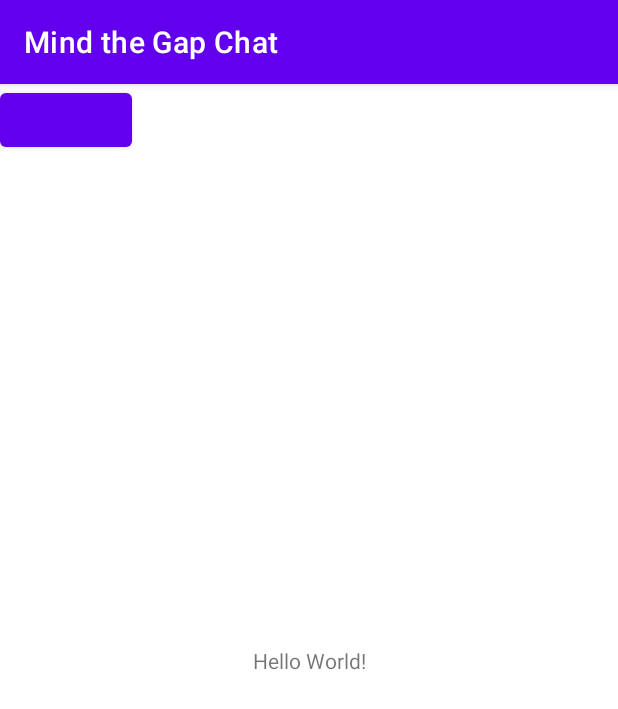
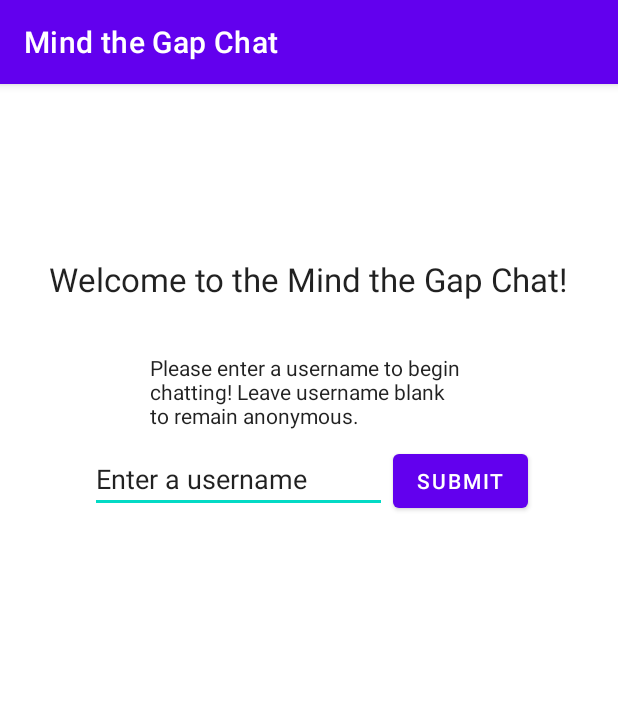
Before and after one commit to Hunter-Chambers/MindtheGapChat, an Android app: the screen it shows after launch (MainActivity), on a phone screen of 412 x 824 dp. Shown: the top 709 px of the screen. Run offline under Robolectric (Android 15) with nearby library versions, the phone set to English and light mode, and no system bars.

Commit message:
+ Username box and Title and Info
Added Username box to go with the submit button as well as a title and general info box.

```diff
--- a/app/src/main/java/com/example/mindthegapchat/MainActivity.java
+++ b/app/src/main/java/com/example/mindthegapchat/MainActivity.java
@@ -20,6 +20,8 @@ public class MainActivity extends AppCompatActivity {
 
     public void tableActivity(View view) {
         Intent intent = new Intent(getApplicationContext(), ChatMessagesActivity.class);
+
+
         startActivity(intent);
     }
 }
--- a/app/src/main/res/layout/activity_main.xml
+++ b/app/src/main/res/layout/activity_main.xml
@@ -6,22 +6,61 @@
     android:layout_height="match_parent"
     tools:context=".MainActivity">
 
-    <TextView
+    <Button
+        android:id="@+id/submitButton"
         android:layout_width="wrap_content"
         android:layout_height="wrap_content"
-        android:text="Hello World!"
+        android:layout_marginStart="4dp"
+        android:layout_marginEnd="60dp"
+        android:onClick="tableActivity"
+        android:text="@string/button_submit"
+        app:layout_constraintBaseline_toBaselineOf="@+id/editTextTextPersonName"
+        app:layout_constraintEnd_toEndOf="parent"
+        app:layout_constraintHorizontal_bias="0.5"
+        app:layout_constraintStart_toEndOf="@+id/editTextTextPersonName"/>
+
+    <EditText
+        android:id="@+id/editTextTextPersonName"
+        android:layout_width="0dp"
+        android:layout_height="wrap_content"
+        android:layout_marginStart="60dp"
+        android:layout_marginTop="20dp"
+        android:layout_marginBottom="492dp"
+        android:ems="10"
+        android:inputType="textPersonName"
+        android:text="@string/username_entry"
         app:layout_constraintBottom_toBottomOf="parent"
-        app:layout_constraintLeft_toLeftOf="parent"
-        app:layout_constraintRight_toRightOf="parent"
+        app:layout_constraintEnd_toStartOf="@+id/submitButton"
+        app:layout_constraintHorizontal_bias="0.5"
+        app:layout_constraintStart_toStartOf="parent"
+        app:layout_constraintTop_toBottomOf="@+id/textView2" />
+
+    <TextView
+        android:id="@+id/textView"
+        android:layout_width="wrap_content"
+        android:layout_height="wrap_content"
+        android:layout_marginStart="100dp"
+        android:layout_marginTop="80dp"
+        android:layout_marginEnd="100dp"
+        android:text="@string/home_title"
+        android:textAppearance="@style/TextAppearance.AppCompat.Large"
+        app:layout_constraintBottom_toTopOf="@+id/textView2"
+        app:layout_constraintEnd_toEndOf="parent"
+        app:layout_constraintStart_toStartOf="parent"
         app:layout_constraintTop_toTopOf="parent" />
 
-    <Button
-        android:layout_width="wrap_content"
+    <TextView
+        android:id="@+id/textView2"
+        android:layout_width="0dp"
         android:layout_height="wrap_content"
-        tools:layout_editor_absoluteX="265dp"
-        tools:layout_editor_absoluteY="416dp"
-        android:onClick="tableActivity"
-        android:id="@+id/submitButton"/>
+        android:layout_marginStart="100dp"
+        android:layout_marginEnd="100dp"
+        android:layout_marginBottom="10dp"
+        android:text="@string/home_info"
+        android:textAppearance="@style/TextAppearance.AppCompat.Body1"
+        app:layout_constraintBottom_toTopOf="@+id/submitButton"
+        app:layout_constraintEnd_toEndOf="parent"
+        app:layout_constraintStart_toStartOf="parent" />
 
 
 </androidx.constraintlayout.widget.ConstraintLayout>
--- a/app/src/main/res/values/strings.xml
+++ b/app/src/main/res/values/strings.xml
@@ -1,3 +1,7 @@
 <resources>
     <string name="app_name">Mind the Gap Chat</string>
+    <string name="username_entry">Enter a username</string>
+    <string name="button_submit">Submit</string>
+    <string name="home_title">Welcome to the Mind the Gap Chat!</string>
+    <string name="home_info">Please enter a username to begin chatting! Leave username blank to remain anonymous.</string>
 </resources>
```
